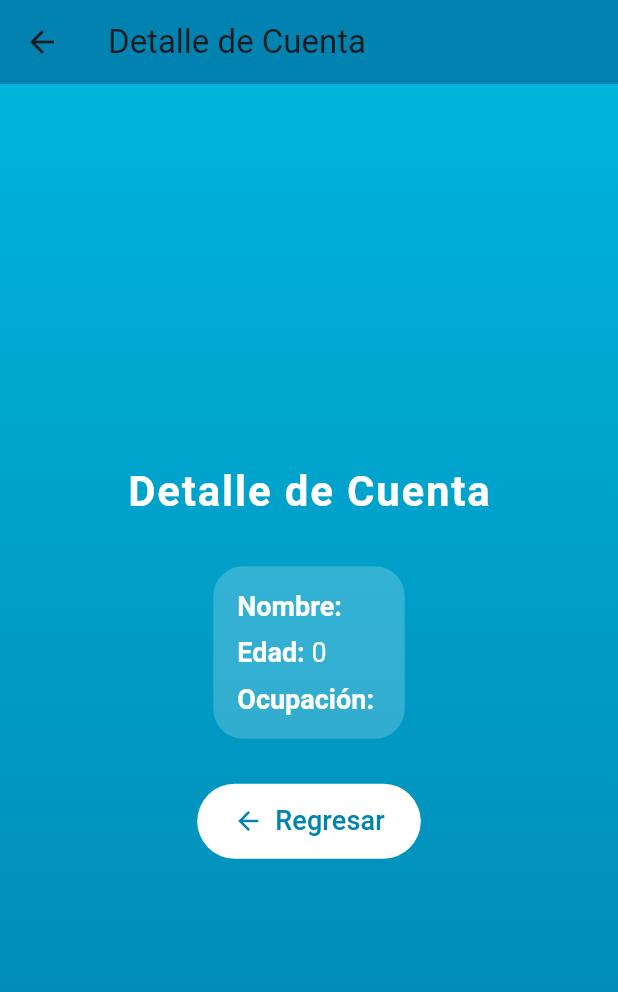
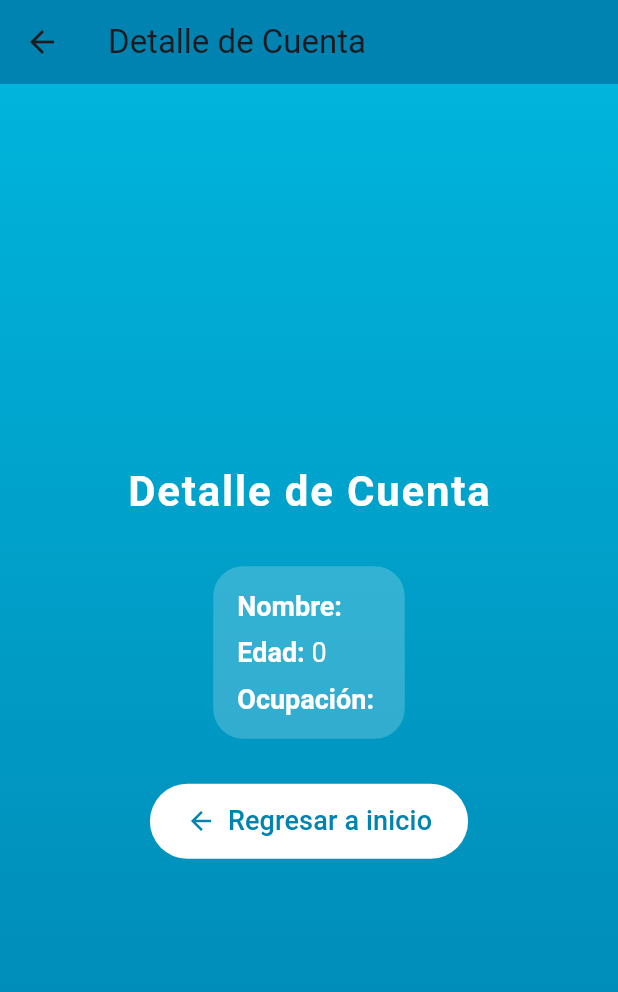
Before and after one commit to CristianRC03/UserAppFlutter, a Flutter app: the CuentaDetalle screen opened directly with empty values, on a phone screen of 412 x 824 dp. Shown: the top 992 px of the screen. Run offline on Flutter 3.47's test engine with Material 3 defaults, Android fonts, the phone set to English and light mode, and no system bars; our stand-ins replace go_router.

Commit message:
Replace text return

```diff
--- a/lib/presentation/screens/cuenta_detalle/cuenta_detalle.dart
+++ b/lib/presentation/screens/cuenta_detalle/cuenta_detalle.dart
@@ -127,7 +127,7 @@ class _CuentaDetalleState extends State<CuentaDetalle> {
                     },
                     icon: const Icon(Icons.arrow_back, size: 20),
                     label: const Text(
-                      'Regresar',
+                      'Regresar a inicio',
                       style: TextStyle(fontSize: 18),
                     ),
                     style: FilledButton.styleFrom(
```
